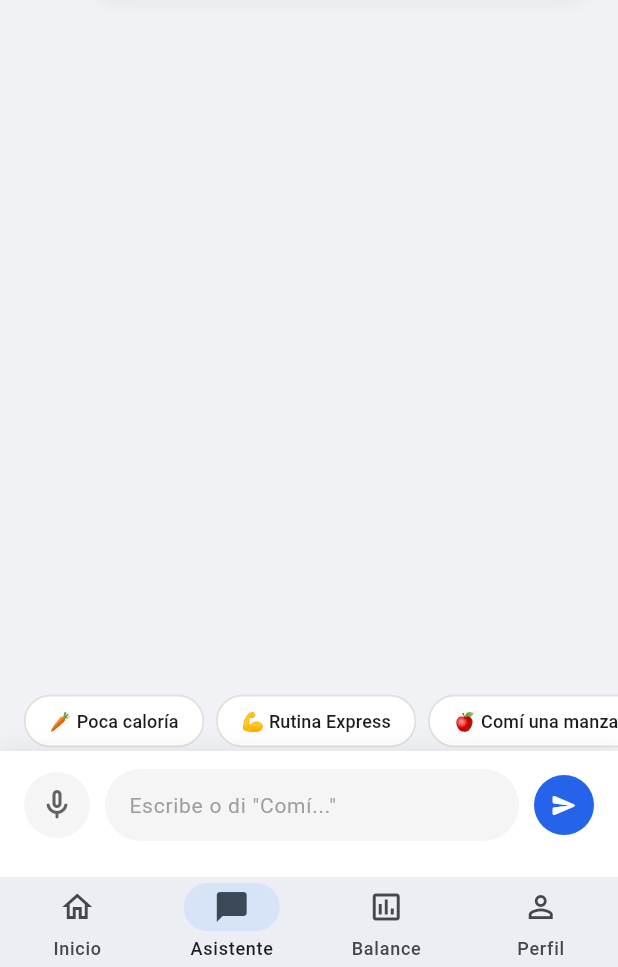
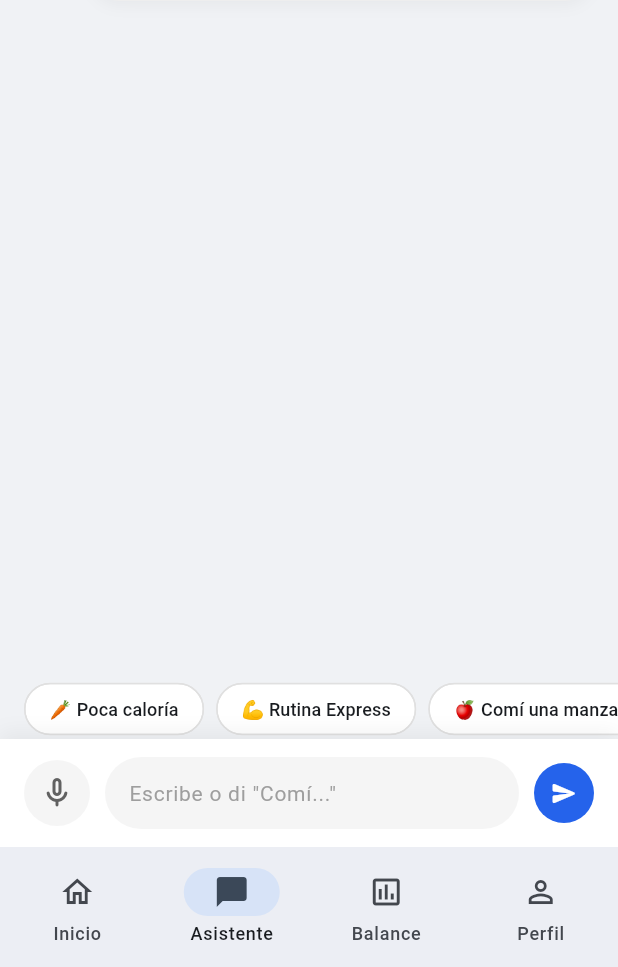
Before and after one commit to leoMedi09/calofit_frontend, a Flutter app: the ChatScreen screen opened directly, on a phone screen of 412 x 824 dp, the part 269-1236 px from its top. Run offline on Flutter 3.47's test engine with Material 3 defaults, Android fonts, the phone set to English and light mode, and no system bars; drawn by our look-alikes of flutter_markdown; our stand-ins replace dio, firebase_auth, firebase_core, fl_chart, flutter_tts, shared_preferences and 1 more; accounts and stored records are empty.

Commit message:
avance 21-02-2026

```diff
--- a/lib/config/api_config.dart
+++ b/lib/config/api_config.dart
@@ -9,9 +9,9 @@ class ApiConfig {
       // Para Flutter Web
       return 'http://localhost:8000';
     } else if (Platform.isAndroid) {
-      // Para dispositivo físico Android en WiFi / Ethernet (IP actualizada: 192.168.15.95)
+      // Para dispositivo físico Android en WiFi / Ethernet (IP actualizada: 192.168.15.7)
       // Si usas el EMULADOR de Android Studio, usa: 'http://10.0.2.2:8000'
-      return 'http://192.168.15.95:8000';
+      return 'http://192.168.15.7:8000';
     } else if (Platform.isIOS) {
       // Para iOS Simulator
       return 'http://localhost:8000';
--- a/lib/screens/chat_screen.dart
+++ b/lib/screens/chat_screen.dart
@@ -268,9 +268,10 @@ class _ChatScreenState extends State<ChatScreen> with SingleTickerProviderStateM
           if (_isTyping) _buildTypingIndicator(),
           if (!_isTyping && _messages.length < 3) _buildQuickActions(),
           _buildInputArea(),
+          _buildStickyStatusBar(),
         ],
       ),
-      bottomNavigationBar: _buildBottomStatusAndNav(),
+      bottomNavigationBar: _buildBottomNavigation(),
     );
   }
 
@@ -330,12 +331,8 @@ class _ChatScreenState extends State<ChatScreen> with SingleTickerProviderStateM
     );
   }
 
-  Widget _buildBottomStatusAndNav() {
-    return Column(
-      mainAxisSize: MainAxisSize.min,
-      children: [
-        // 🔥 STICKY STATUS BAR (Ahora abajo, sobre el nav)
-        Consumer<BalanceProvider>(
+  Widget _buildStickyStatusBar() {
+    return Consumer<BalanceProvider>(
       builder: (context, provider, _) {
         final summary = provider.dailySummary;
         if (summary == null) return const SizedBox.shrink();
@@ -345,7 +342,7 @@ class _ChatScreenState extends State<ChatScreen> with SingleTickerProviderStateM
 
         return Container(
           width: double.infinity,
-              padding: const EdgeInsets.symmetric(vertical: 6, horizontal: 16),
+          padding: const EdgeInsets.symmetric(vertical: 8, horizontal: 16),
           color: const Color(0xFFE3F2FD),
           child: Row(
             mainAxisAlignment: MainAxisAlignment.center,
@@ -360,16 +357,12 @@ class _ChatScreenState extends State<ChatScreen> with SingleTickerProviderStateM
           ),
         );
       },
-        ),
-        _buildBottomNavigation(),
-      ],
     );
   }
 
   Widget _buildBottomNavigation() {
     return NavigationBar(
       selectedIndex: 1,
-      height: 60,
       onDestinationSelected: (index) async {
         if (index == 0) {
           Navigator.popUntil(context, (route) => route.isFirst);
@@ -632,7 +625,7 @@ class _ChatScreenState extends State<ChatScreen> with SingleTickerProviderStateM
 
   Widget _buildInputArea() {
     return Container(
-      padding: const EdgeInsets.fromLTRB(16, 12, 16, 24), // Extra bottom padding for iOS home indicator
+      padding: const EdgeInsets.fromLTRB(16, 12, 16, 12), // Reducido el padding inferior para conectar con el status bar
       decoration: BoxDecoration(
         color: Colors.white,
         boxShadow: [BoxShadow(color: Colors.black.withOpacity(0.05), blurRadius: 10, offset: const Offset(0, -5))],
--- a/lib/widgets/chat_bubble.dart
+++ b/lib/widgets/chat_bubble.dart
@@ -137,8 +137,9 @@ class AssistantMessageBubble extends StatelessWidget {
 
   String _cleanResponseText(String text, List<Section> sections) {
     try {
-      // 1. Eliminar TODAS las etiquetas CALOFIT (apertura Y cierre)
-      String cleaned = text.replaceAll(RegExp(r'\[/?CALOFIT_[A-Z_]+(?:[:\s].*?)?\]'), '');
+      // 1. Eliminar etiquetas CALOFIT blindadas (apertura Y cierre)
+      // v64: Regex más específico para no matar (X kcal) o (Macros: ...)
+      String cleaned = text.replaceAll(RegExp(r'\[/?CALOFIT_(?:HEADER|LIST|ACTION|FOOTER|STATS|INTENT)(?:[:\s].*?)?\]'), '');
 
       // 2. Transformar Tablas Markdown en Listas Legibles (Verticales)
       if (RegExp(r'\|[\s-:]+\|').hasMatch(cleaned)) {
```
Also changed, not shown: lib/providers/balance_provider.dart (+7 -6 lines), lib/widgets/recipe_card.dart (+24 -4 lines). Lines whose indentation alone changed are shown as unchanged.
